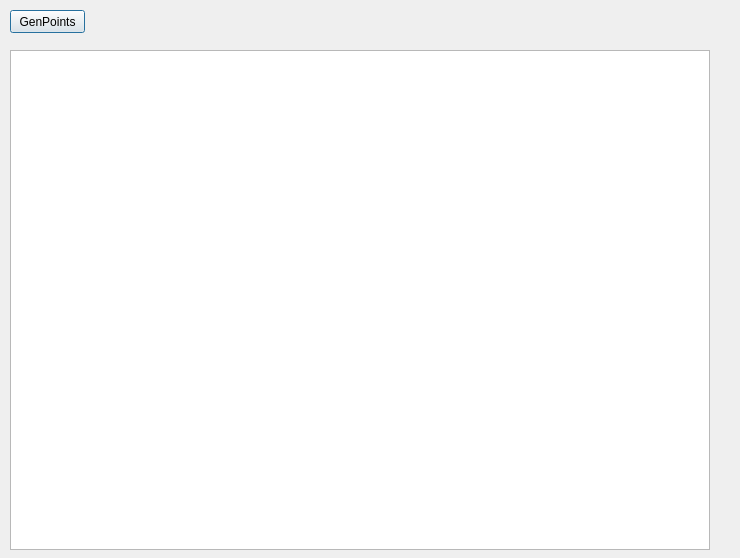
First picture: the form in graphics.ui, repository libriIPcko/QT_test, before the edit.
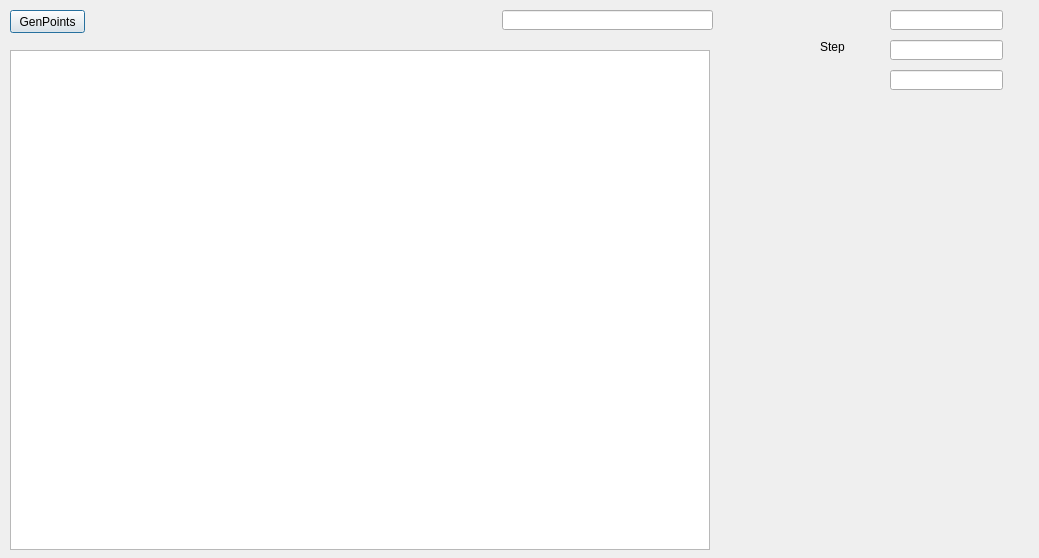
Second picture: the form after the edit.

The edit to the form file:
```diff
--- a/graphics.ui
+++ b/graphics.ui
@@ -6,7 +6,7 @@
    <rect>
     <x>0</x>
     <y>0</y>
-    <width>740</width>
+    <width>1039</width>
     <height>558</height>
    </rect>
   </property>
@@ -71,6 +71,59 @@
     <string>GenPoints</string>
    </property>
   </widget>
+  <widget class="QLineEdit" name="lineEdit">
+   <property name="geometry">
+    <rect>
+     <x>502</x>
+     <y>10</y>
+     <width>211</width>
+     <height>20</height>
+    </rect>
+   </property>
+  </widget>
+  <widget class="QLineEdit" name="lineEdit_2_maxLimit">
+   <property name="geometry">
+    <rect>
+     <x>890</x>
+     <y>10</y>
+     <width>113</width>
+     <height>20</height>
+    </rect>
+   </property>
+  </widget>
+  <widget class="QLineEdit" name="lineEdit_3_step">
+   <property name="geometry">
+    <rect>
+     <x>890</x>
+     <y>40</y>
+     <width>113</width>
+     <height>20</height>
+    </rect>
+   </property>
+  </widget>
+  <widget class="QLineEdit" name="lineEdit_4_minLimit">
+   <property name="geometry">
+    <rect>
+     <x>890</x>
+     <y>70</y>
+     <width>113</width>
+     <height>20</height>
+    </rect>
+   </property>
+  </widget>
+  <widget class="QLabel" name="label">
+   <property name="geometry">
+    <rect>
+     <x>820</x>
+     <y>40</y>
+     <width>47</width>
+     <height>13</height>
+    </rect>
+   </property>
+   <property name="text">
+    <string>Step</string>
+   </property>
+  </widget>
  </widget>
  <resources/>
  <connections/>
```
